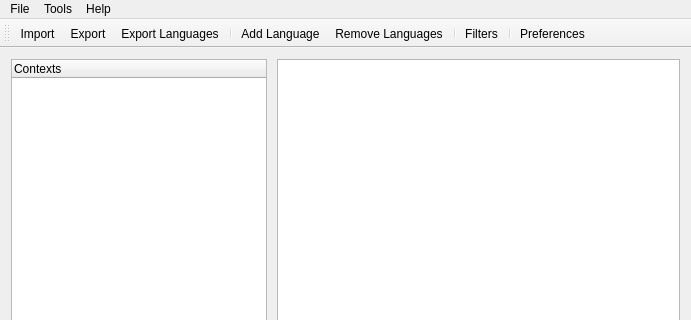
The window that ui/mainwindow.ui (mlorenzano/linguist) describes before a commit, drawn with Qt 5; both pictures show x 0 to 691 and y 0 to 320 of the 691 by 695 pixel window.
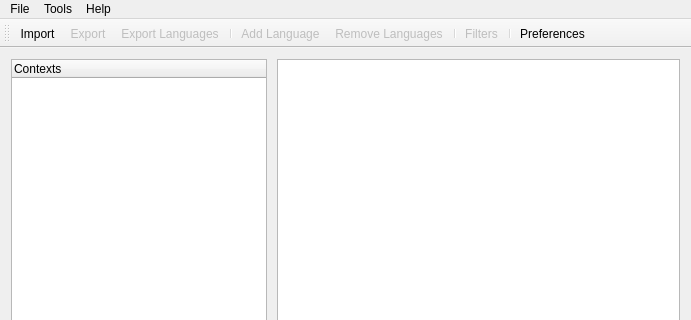
The same window after the commit. Icons and pictures are not drawn.

What changed in the file:
```diff
--- a/ui/mainwindow.ui
+++ b/ui/mainwindow.ui
@@ -146,6 +146,9 @@
    <addaction name="menuHelp"/>
   </widget>
   <action name="actionExport">
+   <property name="enabled">
+    <bool>false</bool>
+   </property>
    <property name="icon">
     <iconset resource="../resources.qrc">
      <normaloff>:/icons/icons/gnome_export.png</normaloff>:/icons/icons/gnome_export.png</iconset>
@@ -165,6 +168,9 @@
    </property>
   </action>
   <action name="actionAdd_Language">
+   <property name="enabled">
+    <bool>false</bool>
+   </property>
    <property name="icon">
     <iconset>
      <normalon>:/icons/icons/Gnome-List-Add-64.png</normalon>
@@ -175,6 +181,9 @@
    </property>
   </action>
   <action name="actionRemove_Languages">
+   <property name="enabled">
+    <bool>false</bool>
+   </property>
    <property name="icon">
     <iconset>
      <normalon>:/icons/icons/Gnome-List-Remove-64.png</normalon>
@@ -185,6 +194,9 @@
    </property>
   </action>
   <action name="actionFilters">
+   <property name="enabled">
+    <bool>false</bool>
+   </property>
    <property name="icon">
     <iconset>
      <normalon>:/icons/icons/Gnome-Logviewer-64.png</normalon>
@@ -214,6 +226,9 @@
    </property>
   </action>
   <action name="actionExport_Languages">
+   <property name="enabled">
+    <bool>false</bool>
+   </property>
    <property name="icon">
     <iconset>
      <normalon>:/icons/icons/select_all.png</normalon>
```
